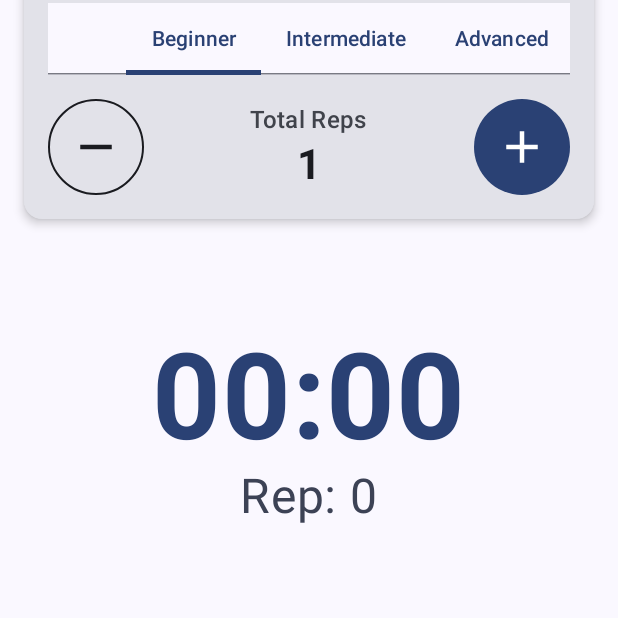
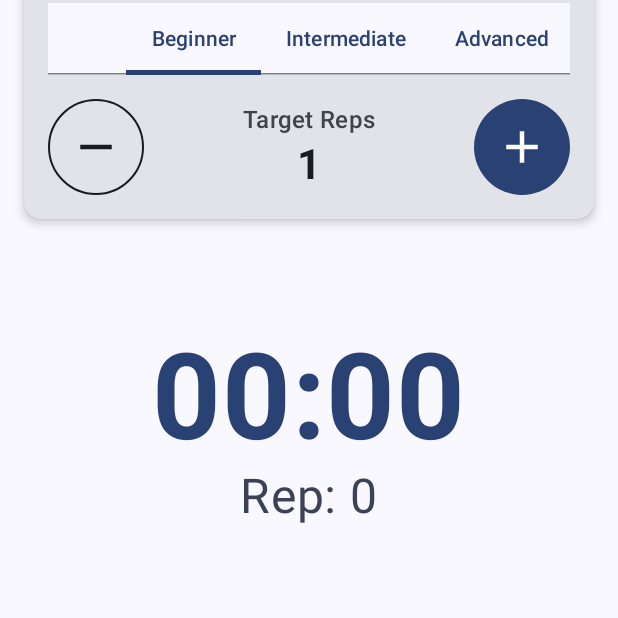
Before and after one commit to matsudo840/conviction-timer-app, an Android app built with Jetpack Compose: the screen it shows after launch (MainActivity), on a phone screen of 412 x 824 dp, the part 505-1123 px from its top. Run offline under Robolectric (Android 15) with nearby library versions, the phone set to English and light mode, and no system bars; our stand-ins replace livedata-compose.

Commit message:
feat: Rename Total reps to Target reps

```diff
--- a/app/src/main/java/com/example/convictiontimer/MainActivity.kt
+++ b/app/src/main/java/com/example/convictiontimer/MainActivity.kt
@@ -278,7 +278,7 @@ fun RepsAdjustmentControls(
             modifier = Modifier.weight(1f)
         ) {
             Text(
-                text = "Total Reps",
+                text = "Target Reps",
                 style = MaterialTheme.typography.titleMedium,
                 color = MaterialTheme.colorScheme.onSurfaceVariant
             )
```
Also changed, not shown: 1 other file.
